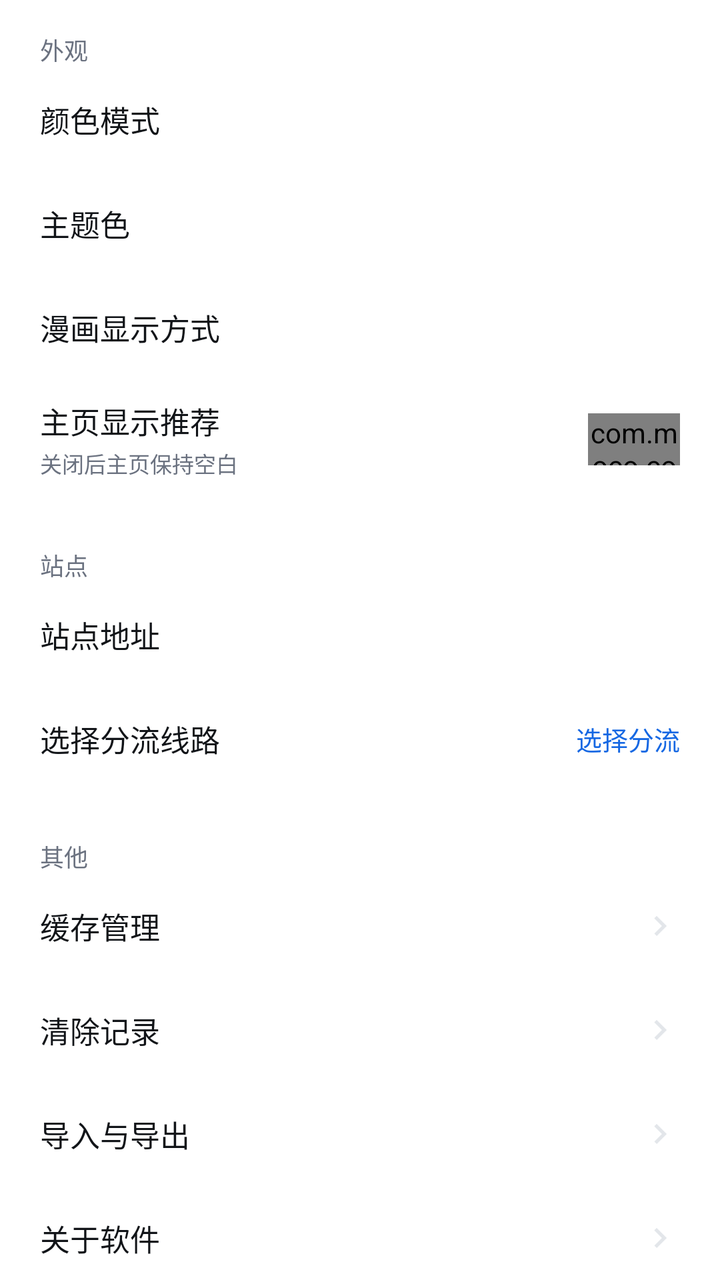
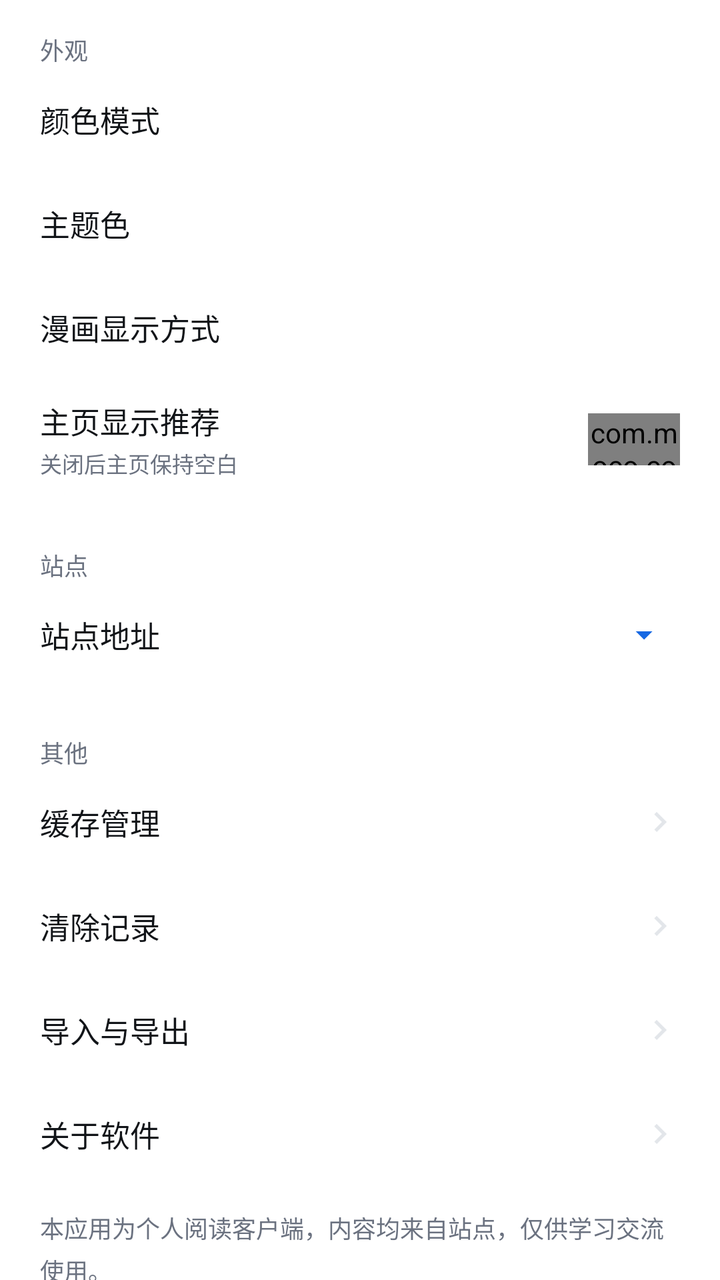

Screens rendered from an Android XML layout before and after an edit, with the pre-edit source and the edit as a unified diff.
<!-- AndroidManifest.xml: application theme Theme.ComicSearch -->
<!-- res/layout/settings_content.xml -->
<?xml version="1.0" encoding="utf-8"?>
<ScrollView xmlns:android="http://schemas.android.com/apk/res/android"
    android:layout_width="match_parent"
    android:layout_height="match_parent"
    android:background="@color/bg"
    android:scrollbars="none">

    <LinearLayout
        android:layout_width="match_parent"
        android:layout_height="wrap_content"
        android:orientation="vertical"
        android:paddingBottom="28dp">

        <TextView
            android:layout_width="wrap_content"
            android:layout_height="wrap_content"
            android:layout_marginStart="20dp"
            android:layout_marginTop="16dp"
            android:text="@string/section_appearance"
            android:textColor="@color/muted"
            android:textSize="12sp" />

        <LinearLayout
            android:id="@+id/rowTheme"
            android:layout_width="match_parent"
            android:layout_height="52dp"
            android:orientation="horizontal"
            android:gravity="center_vertical"
            android:paddingStart="20dp"
            android:paddingEnd="20dp"
            android:clickable="true"
            android:focusable="true"
            android:background="?attr/selectableItemBackground">

            <TextView
                android:layout_width="0dp"
                android:layout_height="wrap_content"
                android:layout_weight="1"
                android:text="@string/theme_mode"
                android:textColor="@color/on_surface"
                android:textSize="15sp" />

            <TextView
                android:id="@+id/themeValue"
                android:layout_width="wrap_content"
                android:layout_height="wrap_content"
                android:textColor="@color/muted"
                android:textSize="13sp" />
        </LinearLayout>

        <LinearLayout
            android:id="@+id/rowAccent"
            android:layout_width="match_parent"
            android:layout_height="52dp"
            android:orientation="horizontal"
            android:gravity="center_vertical"
            android:paddingStart="20dp"
            android:paddingEnd="20dp"
            android:clickable="true"
            android:focusable="true"
            android:background="?attr/selectableItemBackground">

            <TextView
                android:layout_width="0dp"
                android:layout_height="wrap_content"
                android:layout_weight="1"
                android:text="@string/theme_accent"
                android:textColor="@color/on_surface"
                android:textSize="15sp" />

            <TextView
                android:id="@+id/accentValue"
                android:layout_width="wrap_content"
                android:layout_height="wrap_content"
                android:textColor="@color/muted"
                android:textSize="13sp" />
        </LinearLayout>

        <LinearLayout
            android:id="@+id/rowViewMode"
            android:layout_width="match_parent"
            android:layout_height="52dp"
            android:orientation="horizontal"
            android:gravity="center_vertical"
            android:paddingStart="20dp"
            android:paddingEnd="20dp"
            android:clickable="true"
            android:focusable="true"
            android:background="?attr/selectableItemBackground">

            <TextView
                android:layout_width="0dp"
                android:layout_height="wrap_content"
                android:layout_weight="1"
                android:text="@string/view_mode"
                android:textColor="@color/on_surface"
                android:textSize="15sp" />

            <TextView
                android:id="@+id/viewModeValue"
                android:layout_width="wrap_content"
                android:layout_height="wrap_content"
                android:textColor="@color/muted"
                android:textSize="13sp" />
        </LinearLayout>

        <LinearLayout
            android:id="@+id/rowHomeRecommend"
            android:layout_width="match_parent"
            android:layout_height="60dp"
            android:orientation="horizontal"
            android:gravity="center_vertical"
            android:paddingStart="20dp"
            android:paddingEnd="20dp"
            android:clickable="true"
            android:focusable="true"
            android:background="?attr/selectableItemBackground">

            <LinearLayout
                android:layout_width="0dp"
                android:layout_height="wrap_content"
                android:layout_weight="1"
                android:orientation="vertical">

                <TextView
                    android:layout_width="wrap_content"
                    android:layout_height="wrap_content"
                    android:text="@string/home_recommend"
                    android:textColor="@color/on_surface"
                    android:textSize="15sp" />

                <TextView
                    android:layout_width="wrap_content"
                    android:layout_height="wrap_content"
                    android:layout_marginTop="2dp"
                    android:text="@string/home_recommend_hint"
                    android:textColor="@color/muted"
                    android:textSize="11sp" />
            </LinearLayout>

            <com.moco.comicsearch.PillSwitch
                android:id="@+id/swHomeRecommend"
                android:layout_width="46dp"
                android:layout_height="26dp" />
        </LinearLayout>

        <TextView
            android:layout_width="wrap_content"
            android:layout_height="wrap_content"
            android:layout_marginStart="20dp"
            android:layout_marginTop="24dp"
            android:text="@string/section_site"
            android:textColor="@color/muted"
            android:textSize="12sp" />

        <LinearLayout
            android:id="@+id/rowSite"
            android:layout_width="match_parent"
            android:layout_height="52dp"
            android:orientation="horizontal"
            android:gravity="center_vertical"
            android:paddingStart="20dp"
            android:paddingEnd="20dp"
            android:clickable="true"
            android:focusable="true"
            android:background="?attr/selectableItemBackground">

            <TextView
                android:layout_width="0dp"
                android:layout_height="wrap_content"
                android:layout_weight="1"
                android:text="@string/site_url"
                android:textColor="@color/on_surface"
                android:textSize="15sp" />

            <TextView
                android:id="@+id/siteValue"
                android:layout_width="wrap_content"
                android:layout_height="wrap_content"
                android:textColor="@color/muted"
                android:textSize="13sp"
                android:maxWidth="220dp"
                android:singleLine="true"
                android:ellipsize="middle" />
        </LinearLayout>

        <LinearLayout
            android:id="@+id/rowMirror"
            android:layout_width="match_parent"
            android:layout_height="52dp"
            android:orientation="horizontal"
            android:gravity="center_vertical"
            android:paddingStart="20dp"
            android:paddingEnd="20dp"
            android:clickable="true"
            android:focusable="true"
            android:background="?attr/selectableItemBackground">

            <TextView
                android:layout_width="0dp"
                android:layout_height="wrap_content"
                android:layout_weight="1"
                android:text="@string/pick_mirror_title"
                android:textColor="@color/on_surface"
                android:textSize="15sp" />

            <TextView
                android:id="@+id/mirrorValue"
                android:layout_width="wrap_content"
                android:layout_height="wrap_content"
                android:text="@string/official_hint"
                android:textColor="?attr/colorPrimary"
                android:textSize="13sp" />
        </LinearLayout>

        <TextView
            android:layout_width="wrap_content"
            android:layout_height="wrap_content"
            android:layout_marginStart="20dp"
            android:layout_marginTop="24dp"
            android:text="@string/section_other"
            android:textColor="@color/muted"
            android:textSize="12sp" />

        <LinearLayout
            android:id="@+id/rowCacheManage"
            android:layout_width="match_parent"
            android:layout_height="52dp"
            android:orientation="horizontal"
            android:gravity="center_vertical"
            android:paddingStart="20dp"
            android:paddingEnd="20dp"
            android:clickable="true"
            android:focusable="true"
            android:background="?attr/selectableItemBackground">

            <TextView
                android:layout_width="0dp"
                android:layout_height="wrap_content"
                android:layout_weight="1"
                android:text="@string/cache_manage"
                android:textColor="@color/on_surface"
                android:textSize="15sp" />

            <TextView
                android:id="@+id/cacheManageValue"
                android:layout_width="wrap_content"
                android:layout_height="wrap_content"
                android:textColor="@color/muted"
                android:textSize="13sp" />

            <ImageView
                android:layout_width="20dp"
                android:layout_height="20dp"
                android:layout_marginStart="4dp"
                android:src="@drawable/ic_chevron"
                android:contentDescription="@null" />
        </LinearLayout>

        <LinearLayout
            android:id="@+id/rowClearRecords"
            android:layout_width="match_parent"
            android:layout_height="52dp"
            android:orientation="horizontal"
            android:gravity="center_vertical"
            android:paddingStart="20dp"
            android:paddingEnd="20dp"
            android:clickable="true"
            android:focusable="true"
            android:background="?attr/selectableItemBackground">

            <TextView
                android:layout_width="0dp"
                android:layout_height="wrap_content"
                android:layout_weight="1"
                android:text="@string/clear_records"
                android:textColor="@color/on_surface"
                android:textSize="15sp" />

            <ImageView
                android:layout_width="20dp"
                android:layout_height="20dp"
                android:src="@drawable/ic_chevron"
                android:contentDescription="@null" />
        </LinearLayout>

        <LinearLayout
            android:id="@+id/rowImportExport"
            android:layout_width="match_parent"
            android:layout_height="52dp"
            android:orientation="horizontal"
            android:gravity="center_vertical"
            android:paddingStart="20dp"
            android:paddingEnd="20dp"
            android:clickable="true"
            android:focusable="true"
            android:background="?attr/selectableItemBackground">

            <TextView
                android:layout_width="0dp"
                android:layout_height="wrap_content"
                android:layout_weight="1"
                android:text="@string/import_export"
                android:textColor="@color/on_surface"
                android:textSize="15sp" />

            <ImageView
                android:layout_width="20dp"
                android:layout_height="20dp"
                android:src="@drawable/ic_chevron"
                android:contentDescription="@null" />
        </LinearLayout>

        <LinearLayout
            android:id="@+id/rowAbout"
            android:layout_width="match_parent"
            android:layout_height="52dp"
            android:orientation="horizontal"
            android:gravity="center_vertical"
            android:paddingStart="20dp"
            android:paddingEnd="20dp"
            android:clickable="true"
            android:focusable="true"
            android:background="?attr/selectableItemBackground">

            <TextView
                android:layout_width="0dp"
                android:layout_height="wrap_content"
                android:layout_weight="1"
                android:text="@string/about_app"
                android:textColor="@color/on_surface"
                android:textSize="15sp" />

            <TextView
                android:id="@+id/aboutVersionValue"
                android:layout_width="wrap_content"
                android:layout_height="wrap_content"
                android:textColor="@color/muted"
                android:textSize="13sp" />

            <View
                android:id="@+id/aboutDot"
                android:layout_width="8dp"
                android:layout_height="8dp"
                android:layout_marginStart="6dp"
                android:background="@drawable/bg_dot_red"
                android:visibility="gone" />

            <ImageView
                android:layout_width="20dp"
                android:layout_height="20dp"
                android:layout_marginStart="4dp"
                android:src="@drawable/ic_chevron"
                android:contentDescription="@null" />
        </LinearLayout>

        <TextView
            android:layout_width="match_parent"
            android:layout_height="wrap_content"
            android:layout_marginStart="20dp"
            android:layout_marginEnd="20dp"
            android:layout_marginTop="12dp"
            android:text="@string/about_text"
            android:textColor="@color/muted"
            android:textSize="12sp"
            android:lineSpacingExtra="4dp" />
    </LinearLayout>
</ScrollView>
<!-- resources referenced by this layout -->
<resources>
  <color name="bg">#FFFFFF</color>
  <color name="muted">#6B7280</color>
  <color name="on_surface">#111418</color>
  <!-- drawable bg_dot_red (drawable) -->
  <?xml version="1.0" encoding="utf-8"?>
  <shape xmlns:android="http://schemas.android.com/apk/res/android"
      android:shape="oval">
      <solid android:color="@color/danger" />
  </shape>
  <!-- drawable ic_chevron (drawable) -->
  <vector xmlns:android="http://schemas.android.com/apk/res/android"
      android:width="24dp" android:height="24dp"
      android:viewportWidth="24" android:viewportHeight="24" android:tint="@color/divider">
      <path android:fillColor="#FFFFFF"
          android:pathData="M10,6L8.59,7.41 13.17,12l-4.58,4.59L10,18l6,-6z" />
  </vector>
  <string name="about_app">关于软件</string>
  <string name="about_text">本应用为个人阅读客户端，内容均来自站点，仅供学习交流使用。</string>
  <string name="cache_manage">缓存管理</string>
  <string name="clear_records">清除记录</string>
  <string name="home_recommend">主页显示推荐</string>
  <string name="home_recommend_hint">关闭后主页保持空白</string>
  <string name="import_export">导入与导出</string>
  <string name="official_hint">选择分流</string>
  <string name="pick_mirror_title">选择分流线路</string>
  <string name="section_appearance">外观</string>
  <string name="section_other">其他</string>
  <string name="section_site">站点</string>
  <string name="site_url">站点地址</string>
  <string name="theme_accent">主题色</string>
  <string name="theme_mode">颜色模式</string>
  <string name="view_mode">漫画显示方式</string>
  <style name="Theme.ComicSearch" parent="Theme.ComicSearch.Base">
          <item name="android:windowLightStatusBar">true</item>
          <item name="android:windowLightNavigationBar" tools:targetApi="o_mr1">true</item>
      </style>
  <color name="danger">#D93025</color>
  <color name="divider">#E3E6EA</color>
  <color name="primary">#1668E3</color>
  <color name="primary_dim">#E7EFFC</color>
  <color name="surface">#FFFFFF</color>
  <color name="surface2">#F2F4F7</color>
  <style name="ThemeOverlay.ComicSearch.Dialog" parent="ThemeOverlay.Material3.MaterialAlertDialog">
          <item name="colorSurface">@color/surface2</item>
          <item name="colorOnSurface">@color/on_surface</item>
          <item name="shapeAppearanceCornerExtraSmall">@style/ShapeAppearance.ComicSearch.None</item>
          <item name="shapeAppearanceCornerSmall">@style/ShapeAppearance.ComicSearch.None</item>
          <item name="shapeAppearanceCornerMedium">@style/ShapeAppearance.ComicSearch.None</item>
          <item name="shapeAppearanceCornerLarge">@style/ShapeAppearance.ComicSearch.None</item>
          <item name="shapeAppearanceCornerExtraLarge">@style/ShapeAppearance.ComicSearch.None</item>
      </style>
  <style name="ShapeAppearance.ComicSearch.None" parent="">
          <item name="cornerFamily">rounded</item>
          <item name="cornerSize">0dp</item>
      </style>
  <!-- unchanged entries left out for length: 1 -->
</resources>

<!-- the commit's change to res/layout/settings_content.xml (unified diff, before → after) -->
@@ -179,38 +179,21 @@
                 android:layout_height="wrap_content"
                 android:textColor="@color/muted"
                 android:textSize="13sp"
-                android:maxWidth="220dp"
+                android:maxWidth="200dp"
                 android:singleLine="true"
                 android:ellipsize="middle" />
-        </LinearLayout>
-
-        <LinearLayout
-            android:id="@+id/rowMirror"
-            android:layout_width="match_parent"
-            android:layout_height="52dp"
-            android:orientation="horizontal"
-            android:gravity="center_vertical"
-            android:paddingStart="20dp"
-            android:paddingEnd="20dp"
-            android:clickable="true"
-            android:focusable="true"
-            android:background="?attr/selectableItemBackground">
-
-            <TextView
-                android:layout_width="0dp"
-                android:layout_height="wrap_content"
-                android:layout_weight="1"
-                android:text="@string/pick_mirror_title"
-                android:textColor="@color/on_surface"
-                android:textSize="15sp" />
-
-            <TextView
-                android:id="@+id/mirrorValue"
-                android:layout_width="wrap_content"
-                android:layout_height="wrap_content"
-                android:text="@string/official_hint"
-                android:textColor="?attr/colorPrimary"
-                android:textSize="13sp" />
+
+            <ImageView
+                android:id="@+id/btnMirror"
+                android:layout_width="36dp"
+                android:layout_height="36dp"
+                android:layout_marginStart="2dp"
+                android:padding="8dp"
+                android:src="@drawable/ic_triangle_down"
+                android:contentDescription="@string/pick_mirror_title"
+                android:clickable="true"
+                android:focusable="true"
+                android:background="?attr/selectableItemBackgroundBorderless" />
         </LinearLayout>
 
         <TextView
<!-- resource entries referenced after the edit -->
@@ -16,6 +16,17 @@
       <path android:fillColor="#FFFFFF"
           android:pathData="M10,6L8.59,7.41 13.17,12l-4.58,4.59L10,18l6,-6z" />
   </vector>
+  <!-- drawable ic_triangle_down (drawable) -->
+  <vector xmlns:android="http://schemas.android.com/apk/res/android"
+      android:width="24dp"
+      android:height="24dp"
+      android:viewportWidth="24"
+      android:viewportHeight="24"
+      android:tint="?attr/colorPrimary">
+      <path
+          android:fillColor="#FFFFFF"
+          android:pathData="M7,10l5,5 5,-5z" />
+  </vector>
   <string name="about_app">关于软件</string>
   <string name="about_text">本应用为个人阅读客户端，内容均来自站点，仅供学习交流使用。</string>
   <string name="cache_manage">缓存管理</string>
@@ -23,7 +34,6 @@
   <string name="home_recommend">主页显示推荐</string>
   <string name="home_recommend_hint">关闭后主页保持空白</string>
   <string name="import_export">导入与导出</string>
-  <string name="official_hint">选择分流</string>
   <string name="pick_mirror_title">选择分流线路</string>
   <string name="section_appearance">外观</string>
   <string name="section_other">其他</string>
